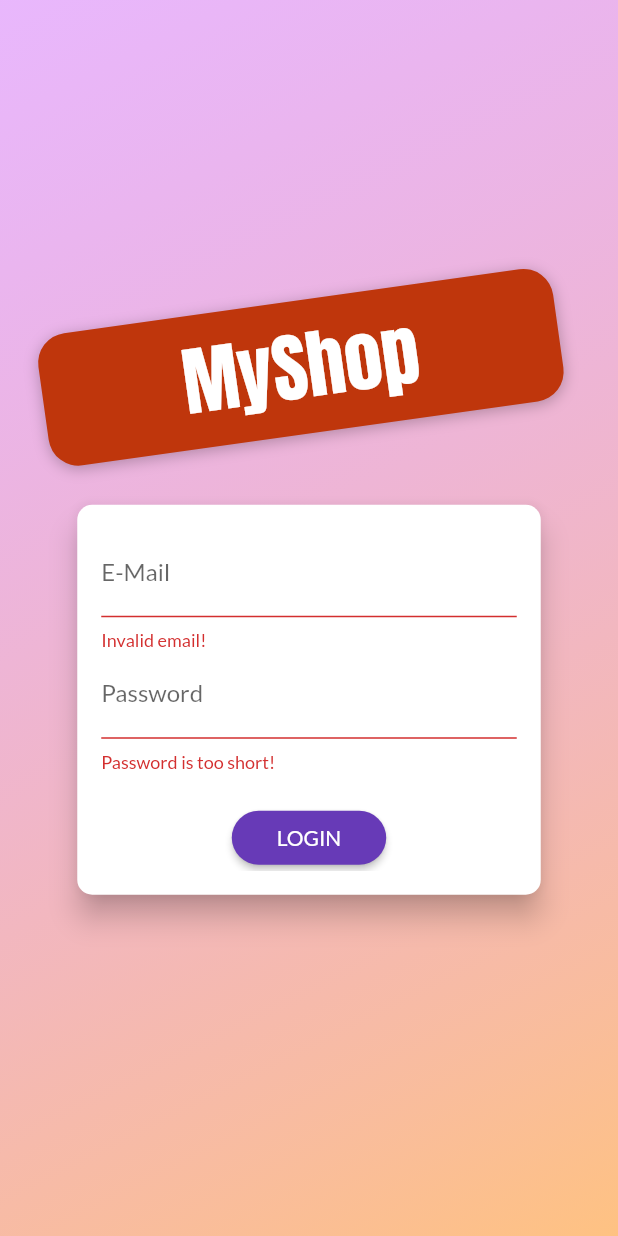
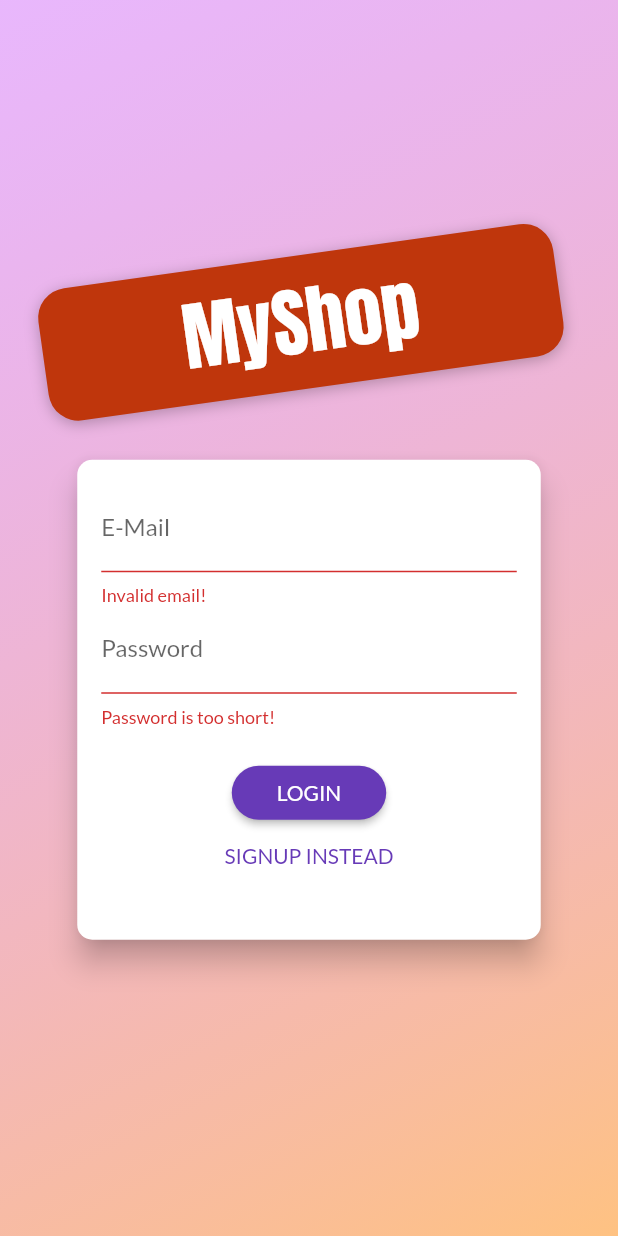
Before and after one commit to SaeedEndergiri/shop_app, a Flutter app: the screen it shows after launch, after a tap on "LOGIN", on a phone screen of 412 x 824 dp. Run offline on Flutter 3.47's test engine with Material 2 defaults, Android fonts, the phone set to English and light mode, and no system bars; our stand-ins replace shared_preferences; network calls fail.

```diff
--- /dev/null
+++ b/lib/helpers/custom_route.dart
@@ -0,0 +1,43 @@
+import 'package:flutter/material.dart';
+
+class CustomRoute<T> extends MaterialPageRoute<T> {
+  CustomRoute({
+    required WidgetBuilder builder,
+    RouteSettings? settings,
+  }) : super(builder: builder, settings: settings);
+
+  @override
+  Widget buildTransitions(
+    BuildContext context,
+    Animation<double> animation,
+    Animation<double> secondaryAnimation,
+    Widget child,
+  ) {
+    if (settings.name == '/') {
+      return child;
+    }
+    return FadeTransition(
+      opacity: animation,
+      child: child,
+    );
+  }
+}
+
+class CustomPageTransitionBuilder extends PageTransitionsBuilder {
+  @override
+  Widget buildTransitions<T>(
+    PageRoute<T> route,
+    BuildContext context,
+    Animation<double> animation,
+    Animation<double> secondaryAnimation,
+    Widget child,
+  ) {
+    if (route.settings.name == '/') {
+      return child;
+    }
+    return FadeTransition(
+      opacity: animation,
+      child: child,
+    );
+  }
+}
--- a/lib/main.dart
+++ b/lib/main.dart
@@ -1,5 +1,6 @@
 import 'package:flutter/material.dart';
 import 'package:provider/provider.dart';
+import 'package:shop_app/helpers/custom_route.dart';
 
 import '/screens/auth_screen.dart';
 import '/screens/splash_screen.dart';
@@ -53,6 +54,12 @@ class MyApp extends StatelessWidget {
               secondary: Colors.deepOrange,
             ),
             fontFamily: 'Lato',
+            pageTransitionsTheme: PageTransitionsTheme(
+              builders: {
+                TargetPlatform.android: CustomPageTransitionBuilder(),
+                TargetPlatform.iOS: CustomPageTransitionBuilder(),
+              },
+            ),
           ),
           //home page is always checked whenever you navigate
           //inside the app, that's why once your token expire
--- a/lib/screens/auth_screen.dart
+++ b/lib/screens/auth_screen.dart
@@ -94,7 +94,8 @@ class AuthCard extends StatefulWidget {
   _AuthCardState createState() => _AuthCardState();
 }
 
-class _AuthCardState extends State<AuthCard> {
+class _AuthCardState extends State<AuthCard>
+    with SingleTickerProviderStateMixin {
   final GlobalKey<FormState> _formKey = GlobalKey();
   AuthMode _authMode = AuthMode.Login;
   Map<String, String> _authData = {
@@ -103,6 +104,43 @@ class _AuthCardState extends State<AuthCard> {
   };
   var _isLoading = false;
   final _passwordController = TextEditingController();
+  late AnimationController _controller;
+  late Animation<Offset> _slideAnimation;
+  late Animation<double> _opacityAnimation;
+
+  @override
+  void initState() {
+    _controller = AnimationController(
+      vsync: this,
+      duration: const Duration(
+        milliseconds: 300,
+      ),
+    );
+    _slideAnimation = Tween<Offset>(
+      begin: const Offset(0, -1.5),
+      end: const Offset(0, 0),
+    ).animate(
+      CurvedAnimation(
+        parent: _controller,
+        curve: Curves.fastOutSlowIn,
+      ),
+    );
+    _opacityAnimation = Tween(begin: 0.0, end: 1.0).animate(CurvedAnimation(
+      parent: _controller,
+      curve: Curves.easeIn,
+    ));
+    // _heightAnimation.addListener(() {
+    //   setState(() {});
+    // });
+
+    super.initState();
+  }
+
+  @override
+  void dispose() {
+    _controller.dispose();
+    super.dispose();
+  }
 
   void _showErrorDialog(String message) {
     showDialog(
@@ -176,10 +214,12 @@ class _AuthCardState extends State<AuthCard> {
       setState(() {
         _authMode = AuthMode.Signup;
       });
+      _controller.forward();
     } else {
       setState(() {
         _authMode = AuthMode.Login;
       });
+      _controller.reverse();
     }
   }
 
@@ -191,10 +231,14 @@ class _AuthCardState extends State<AuthCard> {
         borderRadius: BorderRadius.circular(10.0),
       ),
       elevation: 8.0,
-      child: Container(
-        height: _authMode == AuthMode.Signup ? 320 : 260,
-        constraints:
-            BoxConstraints(minHeight: _authMode == AuthMode.Signup ? 320 : 260),
+      child: AnimatedContainer(
+        duration: const Duration(milliseconds: 300),
+        curve: Curves.easeIn,
+        height: _authMode == AuthMode.Signup ? 360 : 320,
+        //height: _heightAnimation.value.height,
+        constraints: BoxConstraints(
+          minHeight: _authMode == AuthMode.Signup ? 360 : 320,
+        ),
         width: deviceSize.width * 0.75,
         padding: const EdgeInsets.all(16.0),
         child: Form(
@@ -228,11 +272,21 @@ class _AuthCardState extends State<AuthCard> {
                     _authData['password'] = value as String;
                   },
                 ),
-                if (_authMode == AuthMode.Signup)
-                  TextFormField(
+                AnimatedContainer(
+                  constraints: BoxConstraints(
+                    minHeight: _authMode == AuthMode.Signup ? 60 : 0,
+                    maxHeight: _authMode == AuthMode.Signup ? 120 : 0,
+                  ),
+                  duration: const Duration(milliseconds: 300),
+                  curve: Curves.easeIn,
+                  child: FadeTransition(
+                    opacity: _opacityAnimation,
+                    child: SlideTransition(
+                      position: _slideAnimation,
+                      child: TextFormField(
                         enabled: _authMode == AuthMode.Signup,
-                    decoration:
-                        const InputDecoration(labelText: 'Confirm Password'),
+                        decoration: const InputDecoration(
+                            labelText: 'Confirm Password'),
                         obscureText: true,
                         validator: _authMode == AuthMode.Signup
                             ? (value) {
@@ -241,6 +295,9 @@ class _AuthCardState extends State<AuthCard> {
                                 }
                               }
                             : null,
+                      ),
+                    ),
+                  ),
                 ),
                 const SizedBox(
                   height: 20,
--- a/lib/widgets/app_drawer.dart
+++ b/lib/widgets/app_drawer.dart
@@ -1,5 +1,6 @@
 import 'package:flutter/material.dart';
 import 'package:provider/provider.dart';
+import 'package:shop_app/helpers/custom_route.dart';
 import 'package:shop_app/screens/user_products_screen.dart';
 
 import '../providers/auth.dart';
@@ -32,6 +33,11 @@ class AppDrawer extends StatelessWidget {
             onTap: () {
               Navigator.of(context)
                   .pushReplacementNamed(OrdersScreen.routeName);
+              // Navigator.of(context).pushReplacement(
+              //   CustomRoute(
+              //     builder: (ctx) => OrdersScreen(),
+              //   ),
+              // );
             },
           ),
           const Divider(),
--- a/pubspec.yaml
+++ b/pubspec.yaml
@@ -62,8 +62,8 @@ flutter:
   uses-material-design: true
 
   # To add assets to your application, add an assets section, like this:
-  # assets:
-  #   - images/a_dot_burr.jpeg
+  assets:
+    - assets/images/product-placeholder.png
   #   - images/a_dot_ham.jpeg
 
   # An image asset can refer to one or more resolution-specific "variants", see
```
Also changed, not shown: lib/screens/product_detail_screen.dart (+21 -9 lines), lib/widgets/order_item.dart (+15 -7 lines), lib/widgets/product_item.dart (+8 -2 lines), assets/images/product-placeholder.png (added). Lines whose indentation alone changed are shown as unchanged.
